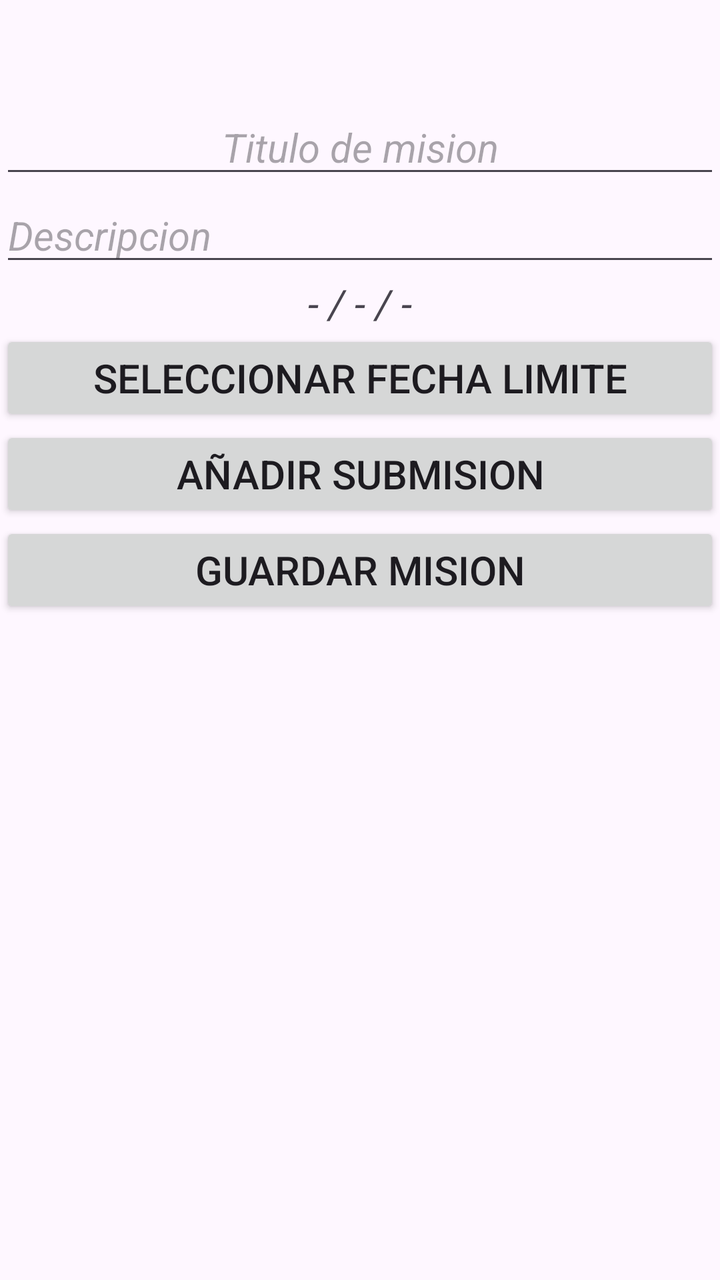
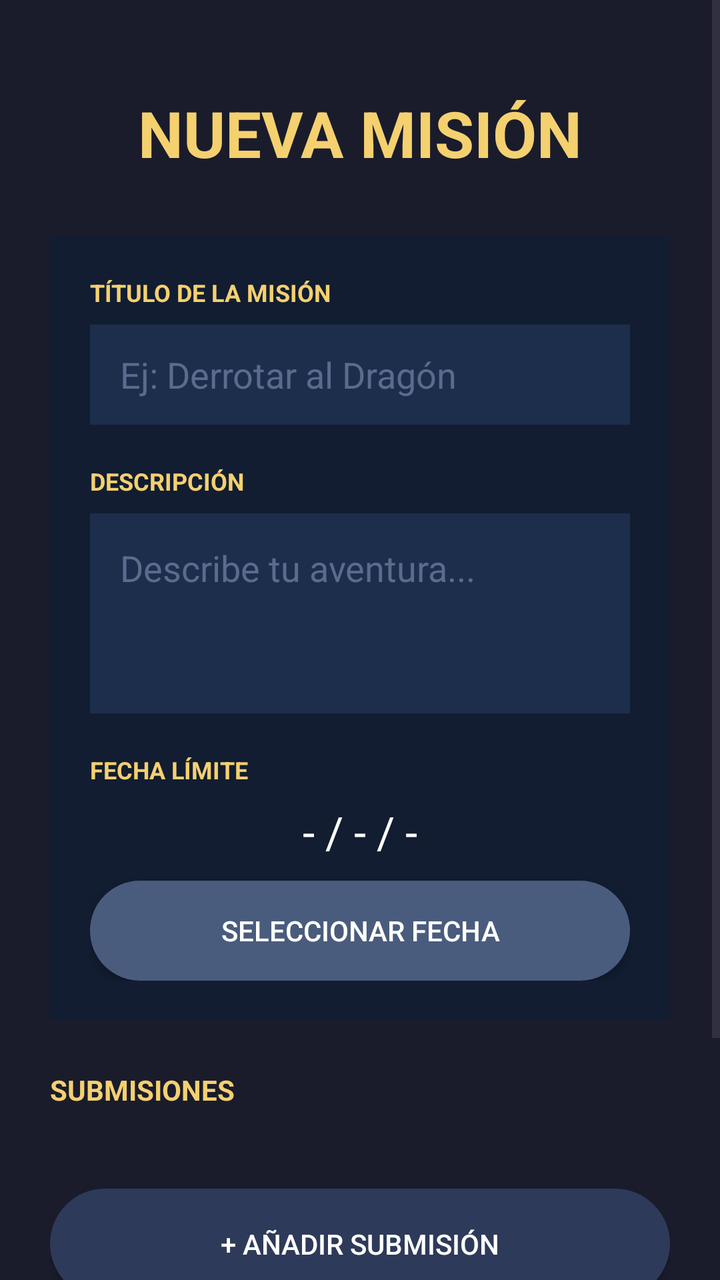

Screens rendered from an Android XML layout before and after an edit, with the pre-edit source and the edit as a unified diff.
<!-- AndroidManifest.xml: application theme Theme.LevelUpDaily -->
<!-- res/layout/activity_crear_mision.xml -->
<?xml version="1.0" encoding="utf-8"?>
<androidx.constraintlayout.widget.ConstraintLayout xmlns:android="http://schemas.android.com/apk/res/android"
    xmlns:app="http://schemas.android.com/apk/res-auto"
    android:layout_width="match_parent"
    android:layout_height="match_parent">

    <LinearLayout
        android:layout_width="match_parent"
        android:layout_height="match_parent"
        android:orientation="vertical">
        <Space
            android:layout_width="match_parent"
            android:layout_height="50sp" />

        <EditText
            android:id="@+id/editTitulo"
            android:layout_width="match_parent"
            android:layout_height="wrap_content"
            android:ems="10"
            android:gravity="center"
            android:hint="Titulo de mision"
            android:inputType="text"
            android:textSize="20dp"
            android:textStyle="normal|italic" />

        <EditText
            android:id="@+id/editMultiDescripcion"
            android:layout_width="match_parent"
            android:layout_height="wrap_content"
            android:ems="10"
            android:gravity="start|top"
            android:hint="Descripcion"
            android:inputType="textMultiLine"
            android:textSize="20dp"
            android:textStyle="normal|italic" />

        <TextView
            android:id="@+id/tvFecha"
            android:layout_width="match_parent"
            android:layout_height="wrap_content"
            android:ems="10"
            android:gravity="center"
            android:text="- / - / -"
            android:textSize="20dp"
            android:textStyle="normal|italic" />

        <Button
            android:id="@+id/btnDatePicker"
            android:layout_width="match_parent"
            android:layout_height="wrap_content"
            android:text="Seleccionar fecha limite"
            android:textSize="20dp" />

        <ScrollView
            android:layout_width="match_parent"
            android:layout_height="wrap_content">

            <LinearLayout
                android:id="@+id/containerSubMisiones"
                android:layout_width="match_parent"
                android:layout_height="wrap_content"
                android:orientation="vertical" />
        </ScrollView>

        <Button
            android:id="@+id/btnAñadirSubM"
            android:layout_width="match_parent"
            android:layout_height="wrap_content"
            android:text="Añadir submision"
            android:textSize="20dp" />

        <Button
            android:id="@+id/btnCrearMision"
            android:layout_width="match_parent"
            android:layout_height="wrap_content"
            android:text="Guardar Mision"
            android:textSize="20dp" />


    </LinearLayout>
</androidx.constraintlayout.widget.ConstraintLayout>
<!-- resources referenced by this layout -->
<resources>
  <style name="Theme.LevelUpDaily" parent="Base.Theme.LevelUpDaily" />
  <style name="Base.Theme.LevelUpDaily" parent="Theme.Material3.DayNight.NoActionBar">
          
          
      </style>
</resources>

<!-- the commit's change to res/layout/activity_crear_mision.xml (unified diff, before → after) -->
@@ -1,81 +1,153 @@
 <?xml version="1.0" encoding="utf-8"?>
-<androidx.constraintlayout.widget.ConstraintLayout xmlns:android="http://schemas.android.com/apk/res/android"
+<androidx.constraintlayout.widget.ConstraintLayout
+    xmlns:android="http://schemas.android.com/apk/res/android"
     xmlns:app="http://schemas.android.com/apk/res-auto"
     android:layout_width="match_parent"
-    android:layout_height="match_parent">
+    android:layout_height="match_parent"
+    android:background="@color/bg_dark">
 
-    <LinearLayout
+    <ScrollView
         android:layout_width="match_parent"
         android:layout_height="match_parent"
-        android:orientation="vertical">
-        <Space
-            android:layout_width="match_parent"
-            android:layout_height="50sp" />
+        android:fillViewport="true">
 
-        <EditText
-            android:id="@+id/editTitulo"
+        <LinearLayout
             android:layout_width="match_parent"
             android:layout_height="wrap_content"
-            android:ems="10"
-            android:gravity="center"
-            android:hint="Titulo de mision"
-            android:inputType="text"
-            android:textSize="20dp"
-            android:textStyle="normal|italic" />
+            android:orientation="vertical"
+            android:padding="25dp">
 
-        <EditText
-            android:id="@+id/editMultiDescripcion"
-            android:layout_width="match_parent"
-            android:layout_height="wrap_content"
-            android:ems="10"
-            android:gravity="start|top"
-            android:hint="Descripcion"
-            android:inputType="textMultiLine"
-            android:textSize="20dp"
-            android:textStyle="normal|italic" />
+            <TextView
+                android:layout_width="match_parent"
+                android:layout_height="wrap_content"
+                android:gravity="center"
+                android:text="NUEVA MISIÓN"
+                android:textColor="@color/gold_text"
+                android:textSize="32sp"
+                android:textStyle="bold"
+                android:layout_marginTop="20dp"
+                android:layout_marginBottom="30dp" />
 
-        <TextView
-            android:id="@+id/tvFecha"
-            android:layout_width="match_parent"
-            android:layout_height="wrap_content"
-            android:ems="10"
-            android:gravity="center"
-            android:text="- / - / -"
-            android:textSize="20dp"
-            android:textStyle="normal|italic" />
+            <LinearLayout
+                android:layout_width="match_parent"
+                android:layout_height="wrap_content"
+                android:background="@color/input_container_bg"
+                android:orientation="vertical"
+                android:padding="20dp">
 
-        <Button
-            android:id="@+id/btnDatePicker"
-            android:layout_width="match_parent"
-            android:layout_height="wrap_content"
-            android:text="Seleccionar fecha limite"
-            android:textSize="20dp" />
+                <TextView
+                    android:layout_width="wrap_content"
+                    android:layout_height="wrap_content"
+                    android:text="TÍTULO DE LA MISIÓN"
+                    android:textColor="@color/gold_text"
+                    android:textStyle="bold"
+                    android:textSize="12sp"
+                    android:layout_marginBottom="8dp" />
 
-        <ScrollView
-            android:layout_width="match_parent"
-            android:layout_height="wrap_content">
+                <EditText
+                    android:id="@+id/editTitulo"
+                    android:layout_width="match_parent"
+                    android:layout_height="50dp"
+                    android:background="@color/input_field_bg"
+                    android:hint="Ej: Derrotar al Dragón"
+                    android:textColorHint="#5A6C8D"
+                    android:textColor="@color/white"
+                    android:paddingStart="15dp"
+                    android:inputType="text"
+                    android:layout_marginBottom="20dp" />
+
+                <TextView
+                    android:layout_width="wrap_content"
+                    android:layout_height="wrap_content"
+                    android:text="DESCRIPCIÓN"
+                    android:textColor="@color/gold_text"
+                    android:textStyle="bold"
+                    android:textSize="12sp"
+                    android:layout_marginBottom="8dp" />
+
+                <EditText
+                    android:id="@+id/editMultiDescripcion"
+                    android:layout_width="match_parent"
+                    android:layout_height="100dp"
+                    android:background="@color/input_field_bg"
+                    android:gravity="start|top"
+                    android:hint="Describe tu aventura..."
+                    android:textColorHint="#5A6C8D"
+                    android:textColor="@color/white"
+                    android:padding="15dp"
+                    android:inputType="textMultiLine"
+                    android:layout_marginBottom="20dp" />
+
+                <TextView
+                    android:layout_width="wrap_content"
+                    android:layout_height="wrap_content"
+                    android:text="FECHA LÍMITE"
+                    android:textColor="@color/gold_text"
+                    android:textStyle="bold"
+                    android:textSize="12sp"
+                    android:layout_marginBottom="8dp" />
+
+                <TextView
+                    android:id="@+id/tvFecha"
+                    android:layout_width="match_parent"
+                    android:layout_height="wrap_content"
+                    android:gravity="center"
+                    android:text="- / - / -"
+                    android:textColor="@color/white"
+                    android:textSize="22sp"
+                    android:layout_marginBottom="10dp" />
+
+                <androidx.appcompat.widget.AppCompatButton
+                    android:id="@+id/btnDatePicker"
+                    android:layout_width="match_parent"
+                    android:layout_height="50dp"
+                    android:background="@drawable/button_style"
+                    android:backgroundTint="#4A5C7D"
+                    android:text="Seleccionar fecha"
+                    android:textColor="@color/white"
+                    android:textSize="14sp" />
+
+            </LinearLayout>
+
+            <TextView
+                android:layout_width="wrap_content"
+                android:layout_height="wrap_content"
+                android:text="SUBMISIONES"
+                android:textColor="@color/gold_text"
+                android:textStyle="bold"
+                android:layout_marginTop="25dp"
+                android:layout_marginBottom="10dp" />
 
             <LinearLayout
                 android:id="@+id/containerSubMisiones"
                 android:layout_width="match_parent"
                 android:layout_height="wrap_content"
-                android:orientation="vertical" />
-        </ScrollView>
+                android:orientation="vertical"
+                android:minHeight="20dp" />
 
-        <Button
-            android:id="@+id/btnAñadirSubM"
-            android:layout_width="match_parent"
-            android:layout_height="wrap_content"
-            android:text="Añadir submision"
-            android:textSize="20dp" />
+            <androidx.appcompat.widget.AppCompatButton
+                android:id="@+id/btnAñadirSubM"
+                android:layout_width="match_parent"
+                android:layout_height="55dp"
+                android:layout_marginTop="10dp"
+                android:background="@drawable/button_style"
+                android:backgroundTint="#2E3A59"
+                android:text="+ Añadir submisión"
+                android:textColor="@color/white" />
 
-        <Button
-            android:id="@+id/btnCrearMision"
-            android:layout_width="match_parent"
-            android:layout_height="wrap_content"
-            android:text="Guardar Mision"
-            android:textSize="20dp" />
+            <androidx.appcompat.widget.AppCompatButton
+                android:id="@+id/btnCrearMision"
+                android:layout_width="match_parent"
+                android:layout_height="65dp"
+                android:layout_marginTop="30dp"
+                android:layout_marginBottom="20dp"
+                android:background="@drawable/button_style"
+                android:text="⚔ GUARDAR MISIÓN"
+                android:textColor="@color/white"
+                android:textSize="18sp"
+                android:textStyle="bold" />
 
+        </LinearLayout>
+    </ScrollView>
 
-    </LinearLayout>
 </androidx.constraintlayout.widget.ConstraintLayout>
<!-- resource entries referenced after the edit -->
@@ -1,5 +1,16 @@
 <!-- resources referenced by this layout -->
 <resources>
+  <color name="bg_dark">#1A1C2C</color>
+  <color name="gold_text">#F4D06F</color>
+  <color name="input_container_bg">#121D31</color>
+  <color name="input_field_bg">#1D2E4D</color>
+  <color name="white">#FFFFFFFF</color>
+  <!-- drawable button_style (drawable) -->
+  <?xml version="1.0" encoding="utf-8"?>
+  <shape xmlns:android="http://schemas.android.com/apk/res/android">
+      <solid android:color="#EF5366" />
+      <corners android:radius="35dp" />
+  </shape>
   <style name="Theme.LevelUpDaily" parent="Base.Theme.LevelUpDaily" />
   <style name="Base.Theme.LevelUpDaily" parent="Theme.Material3.DayNight.NoActionBar">
           
